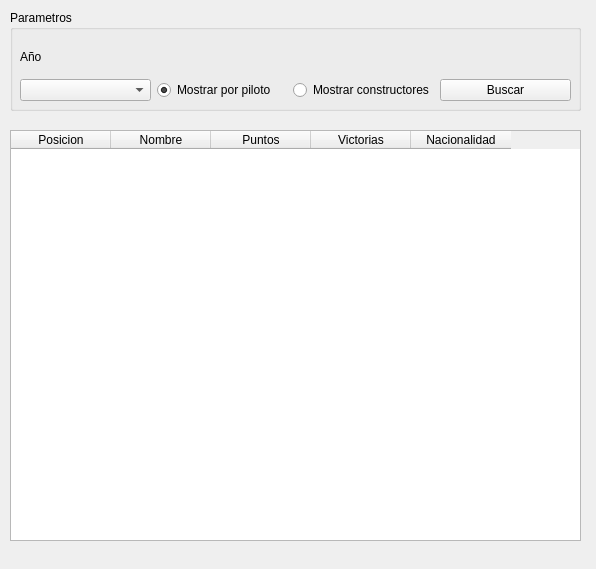
AlejandroGtrz/F1, file Interfaces/clasificacion.ui: the form before one commit.
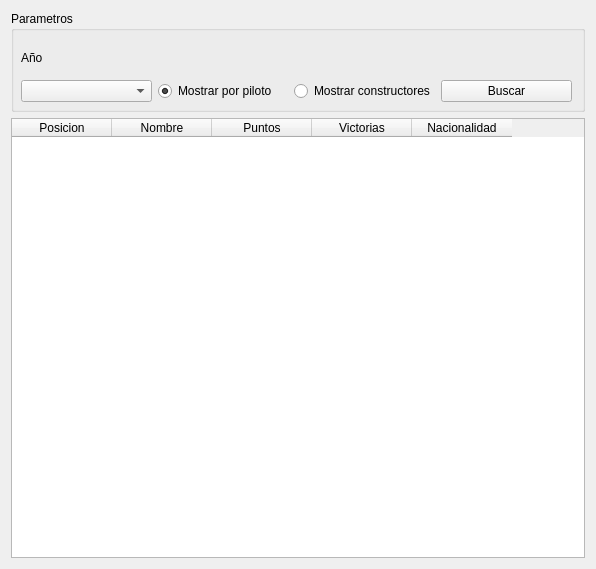
The form after the commit.

Patch:
```diff
--- a/Interfaces/clasificacion.ui
+++ b/Interfaces/clasificacion.ui
@@ -13,14 +13,26 @@
   <property name="windowTitle">
    <string>Clasificación</string>
   </property>
+  <layout class="QVBoxLayout" name="verticalLayout">
+   <item>
   <widget class="QGroupBox" name="groupBox">
-   <property name="geometry">
-    <rect>
-     <x>10</x>
-     <y>10</y>
+     <property name="sizePolicy">
+      <sizepolicy hsizetype="Expanding" vsizetype="Expanding">
+       <horstretch>1</horstretch>
+       <verstretch>1</verstretch>
+      </sizepolicy>
+     </property>
+     <property name="minimumSize">
+      <size>
      <width>571</width>
      <height>101</height>
-    </rect>
+      </size>
+     </property>
+     <property name="maximumSize">
+      <size>
+       <width>16777215</width>
+       <height>101</height>
+      </size>
    </property>
    <property name="title">
     <string>Parametros</string>
@@ -92,14 +104,14 @@
     </layout>
    </widget>
   </widget>
+   </item>
+   <item>
   <widget class="QTableWidget" name="tableWidget">
-   <property name="geometry">
-    <rect>
-     <x>10</x>
-     <y>130</y>
-     <width>571</width>
-     <height>411</height>
-    </rect>
+     <property name="sizePolicy">
+      <sizepolicy hsizetype="Expanding" vsizetype="Expanding">
+       <horstretch>1</horstretch>
+       <verstretch>1</verstretch>
+      </sizepolicy>
    </property>
    <column>
     <property name="text">
@@ -127,6 +139,8 @@
     </property>
    </column>
   </widget>
+   </item>
+  </layout>
  </widget>
  <resources/>
  <connections/>
```
Left out of the diff: 1 changed line with no effect on the pictures. Lines whose indentation alone changed are shown as unchanged.
